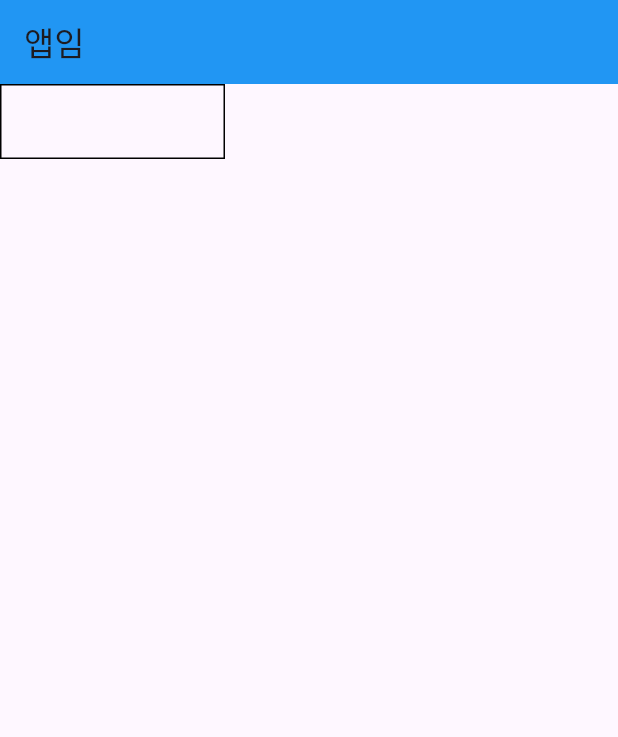
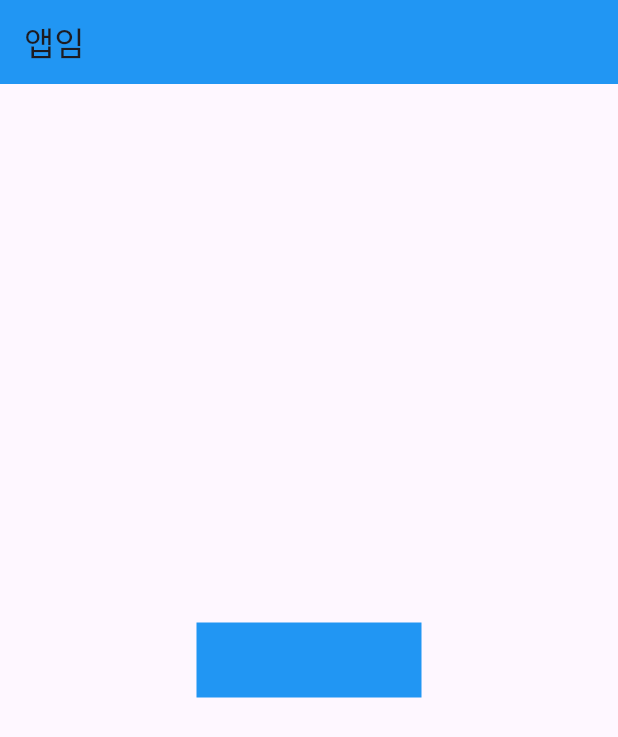
Before and after one commit to westzeroright/myfirstApp, a Flutter app: the screen it shows after launch, on a phone screen of 412 x 824 dp. Shown: the top 737 px of the screen. Run offline on Flutter 3.47's test engine with Material 3 defaults, Android fonts, the phone set to English and light mode, and no system bars.

Commit message:
feat: 박스 가운데 정렬

```diff
--- a/lib/main.dart
+++ b/lib/main.dart
@@ -17,10 +17,9 @@ class MyApp extends StatelessWidget {
         flexibleSpace: Container(
           color: Colors.blue,
         )),
-        body: Container(
-          width: 150, height: 50,
-          decoration: BoxDecoration(
-            border: Border.all(color: Colors.black)
+        body: Center(
+          child: Container(
+            width: 150, height: 50, color: Colors.blue,
           ),
         )
       )
```
